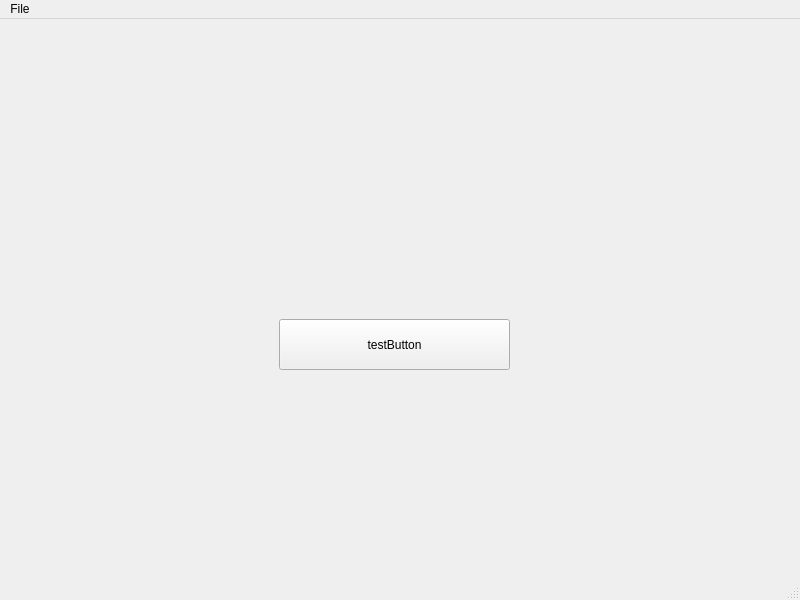
Qt form SpriteEditor/mainwindow.ui (prkholl24/sprite-editor) before a commit.
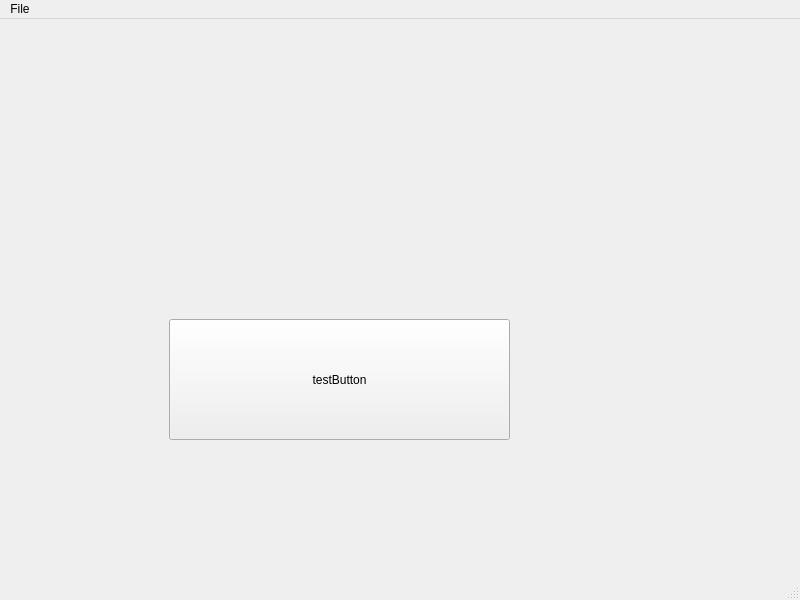
The same form after that commit. Custom widgets are drawn as their Qt base class.

```diff
--- a/SpriteEditor/mainwindow.ui
+++ b/SpriteEditor/mainwindow.ui
@@ -27,10 +27,10 @@
    <widget class="QPushButton" name="pushButton">
     <property name="geometry">
      <rect>
-      <x>279</x>
+      <x>169</x>
       <y>300</y>
-      <width>231</width>
-      <height>51</height>
+      <width>341</width>
+      <height>121</height>
      </rect>
     </property>
     <property name="text">
```
Left out of the diff: 4 changed lines with no effect on the pictures.
